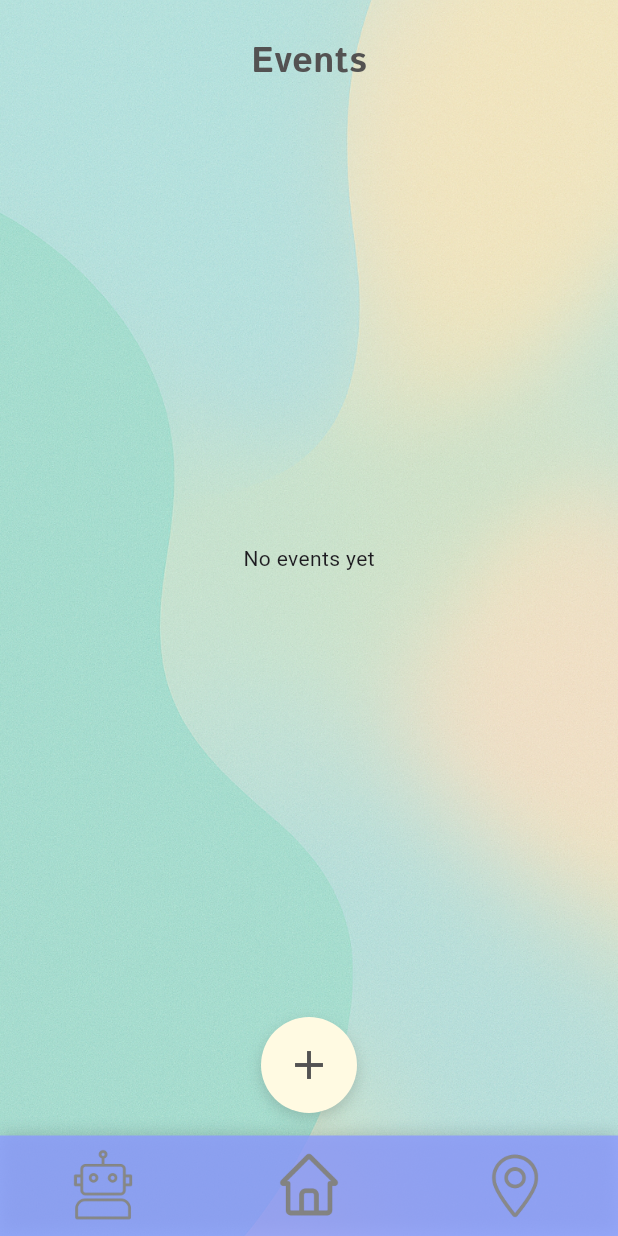
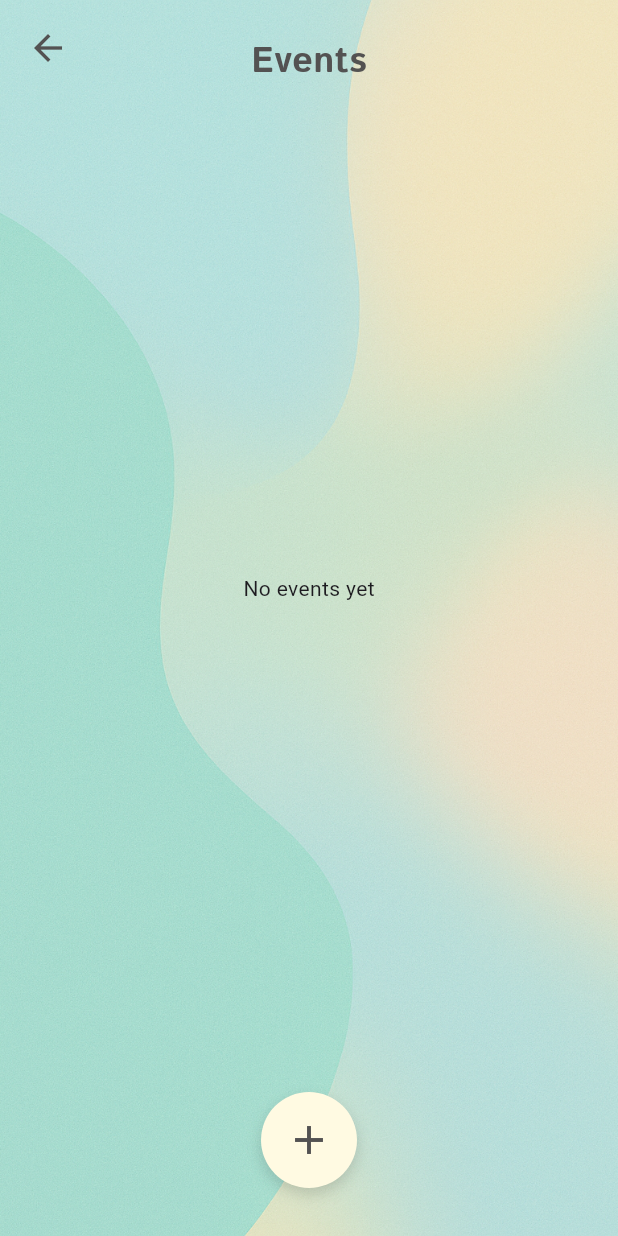
Before and after one commit to Ioannis-Ts/Sorted-Out-App, a Flutter app: the EventsPage screen opened directly, on a phone screen of 412 x 824 dp. Run offline on Flutter 3.47's test engine with Material 3 defaults, Android fonts, the phone set to English and light mode, and no system bars; our stand-ins replace cloud_firestore, dash_chat_2, firebase_core, google_generative_ai; accounts and stored records are empty.

Commit message:
removed the mainnavbar from the events pages and just added back arrow buttons

```diff
--- a/lib/pages/events_page.dart
+++ b/lib/pages/events_page.dart
@@ -1,12 +1,10 @@
 import 'package:flutter/material.dart';
 import '../theme/app_variables.dart';
 import '../widgets/event_thumbnail.dart';
-import '../widgets/main_nav_bar.dart';
 import 'package:cloud_firestore/cloud_firestore.dart';
 import '../models/event_model.dart';
 import 'event_details_page.dart';
 import 'create_event_page.dart';
-
 
 class EventsPage extends StatefulWidget {
   const EventsPage({super.key});
@@ -22,7 +20,7 @@ class _EventsPageState extends State<EventsPage> {
     return Scaffold(
       body: Stack(
         children: [
-          // BACKGROUND
+          // 1. BACKGROUND
           Container(
             decoration: const BoxDecoration(
               image: DecorationImage(
@@ -32,14 +30,14 @@ class _EventsPageState extends State<EventsPage> {
             ),
           ),
 
-          // CONTENT
+          // 2. CONTENT
           SafeArea(
             child: Padding(
               padding: const EdgeInsets.fromLTRB(
                 0,
                 24,
                 0,
-                150, // χώρος για + και nav bar
+                110, // ✅ Reduced padding: More space for the list, just enough to clear the button
               ),
               child: Column(
                 children: [
@@ -50,6 +48,8 @@ class _EventsPageState extends State<EventsPage> {
                     ),
                   ),
                   const SizedBox(height: 12),
+
+                  // ✅ Expanded now takes up all the extra space left by removing the nav bar
                   Expanded(
                     child: StreamBuilder<QuerySnapshot>(
                       stream: FirebaseFirestore.instance
@@ -74,6 +74,8 @@ class _EventsPageState extends State<EventsPage> {
                         final events = docs.map((d) => EventModel.fromDoc(d)).toList();
 
                         return ListView.builder(
+                          // Adding top padding to list prevents first item from sticking to title
+                          padding: const EdgeInsets.only(top: 8),
                           itemCount: events.length,
                           itemBuilder: (context, index) {
                             final e = events[index];
@@ -100,9 +102,27 @@ class _EventsPageState extends State<EventsPage> {
             ),
           ),
 
-          // ΚΟΥΜΠΙ "+"
+          // 3. BACK ARROW (Top Left)
           Positioned(
-            bottom: 82, // ακριβώς πάνω από το nav bar
+            top: 0,
+            left: 0,
+            child: SafeArea(
+              child: Padding(
+                padding: const EdgeInsets.all(8.0),
+                child: IconButton(
+                  icon: const Icon(Icons.arrow_back, size: 28),
+                  color: AppColors.textMain,
+                  onPressed: () {
+                    Navigator.of(context).pop();
+                  },
+                ),
+              ),
+            ),
+          ),
+
+          // 4. "+" BUTTON (Moved Down)
+          Positioned(
+            bottom: 32, // ✅ Moved closer to bottom since Nav Bar is gone
             left: 0,
             right: 0,
             child: Center(
@@ -138,15 +158,7 @@ class _EventsPageState extends State<EventsPage> {
             ),
           ),
 
-          // MAIN NAV BAR
-          Positioned(
-            bottom: 0,
-            left: 0,
-            right: 0,
-            child: MainNavBar(
-              currentIndex: null,
-            ),
-          ),
+          // REMOVED: MainNavBar Positioned widget
         ],
       ),
     );
--- a/lib/theme/app_variables.dart
+++ b/lib/theme/app_variables.dart
@@ -11,30 +11,17 @@ class AppColors {
 
   // ======== MAIN BRAND COLORS (από Figma) ========
 
-  // Our Main Color
   static const Color main = Color(0xFF8B99FF);
-
-  // Our Grey Color
   static const Color grey = Color(0xFF777070);
-
-  // Our Grey Color 2 (ίδιο hex, ειλικρινά δεν ξέρω γιατί θα το δούμε στην πορεία)
-  static const Color grey2 = Color(0xFF777070);
-
-  // Our Light Grey Color
+  static const Color grey2 = Color.fromARGB(255, 82, 76, 76);
   static const Color lightGrey = Color(0xFFEAEAEA);
-
-  // Outline Color
   static const Color outline = Color(0xFFA69E9E);
-
-  // Another Grey Color
   static const Color anotherGrey = Color(0xFF535252);
-
-  // Our Yellow Color
   static const Color ourYellow = Color(0xFFFFFAE2);
 
   // ======== ΒΟΗΘΗΤΙΚΑ (μπορούμε να τα προσαρμόσουμε αργότερα) ========
 
-  static const Color textMain = anotherGrey;      //στα events και γενικά αντί για μαύρο κείμενο
+  static const Color textMain = anotherGrey;      // αντί για μαύρο κείμενο
   static const Color textMuted = grey;  // πιο ήσυχο κείμενο
 }
 
```
Also changed, not shown: lib/pages/create_event_page.dart (+35 -37 lines), lib/pages/event_details_page.dart (+12 -21 lines).
